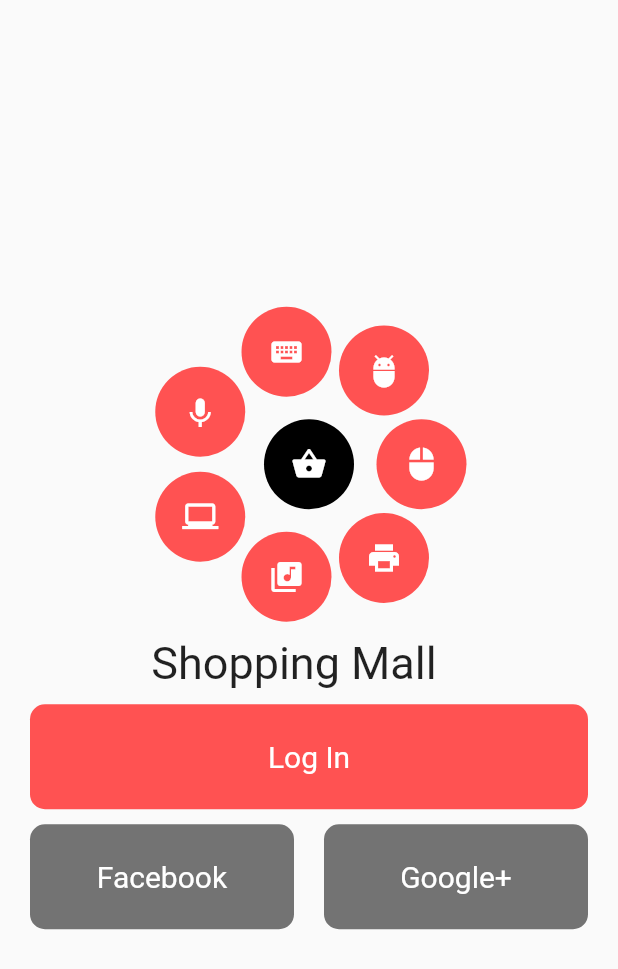
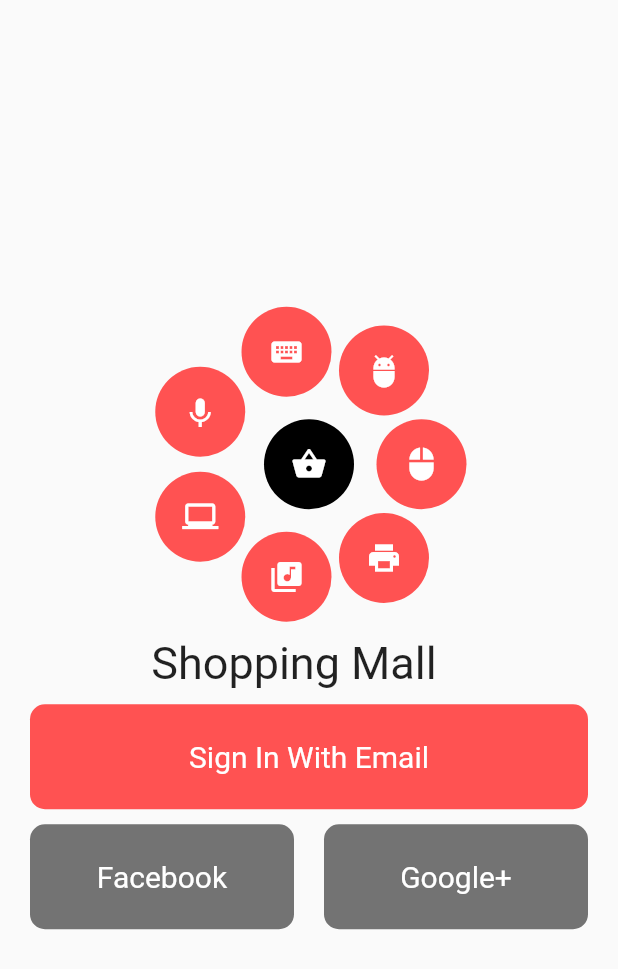
Before and after one commit to 3112Forever/Flutter_UI_Tranning_2, a Flutter app: the screen it shows after launch, on a phone screen of 412 x 824 dp. Shown: the top 969 px of the screen. Run offline on Flutter 3.47's test engine with Material 2 defaults, Android fonts, the phone set to English and light mode, and no system bars.

Commit message:
Sign Up Page

```diff
--- a/lib/main.dart
+++ b/lib/main.dart
@@ -1,4 +1,5 @@
 import 'package:flutter/material.dart';
+import 'login.dart';
 
 void main() => runApp(ScreenView());
 
@@ -8,11 +9,8 @@ class ScreenView extends StatelessWidget {
     return MaterialApp(
       title: 'Screen UI',
       debugShowCheckedModeBanner: false,
-      theme: ThemeData(
-        primaryColor: Colors.redAccent,
-        fontFamily: 'Roboto'
-      ),
-      home:MyHomePage() ,
+      theme: ThemeData(primaryColor: Colors.redAccent, fontFamily: 'Roboto'),
+      home: MyHomePage(),
     );
   }
 }
@@ -28,7 +26,6 @@ class MyHomePage extends StatelessWidget {
             new Stack(
               alignment: Alignment.center,
               children: <Widget>[
-
                 // 1
                 new Container(
                   margin: new EdgeInsets.only(left: 150.0),
@@ -37,12 +34,9 @@ class MyHomePage extends StatelessWidget {
                   decoration: new BoxDecoration(
                     borderRadius: new BorderRadius.circular(50.0),
                     color: Colors.redAccent,
-
                   ),
-                child: new Icon(Icons.mouse,color: Colors.white),
+                  child: new Icon(Icons.mouse, color: Colors.white),
                 ),
-
-
 
                 // Main Home Page
                 new Container(
@@ -51,128 +45,91 @@ class MyHomePage extends StatelessWidget {
                   decoration: new BoxDecoration(
                     borderRadius: new BorderRadius.circular(50.0),
                     color: Colors.black,
-
                   ),
-                child: new Icon(Icons.shopping_basket,color: Colors.white),
+                  child: new Icon(Icons.shopping_basket, color: Colors.white),
                 ),
-
 
                 // up 1
                 new Container(
-                margin: new EdgeInsets.only(left: 100.0,bottom: 125.0),
+                  margin: new EdgeInsets.only(left: 100.0, bottom: 125.0),
                   height: 60.0,
                   width: 60.0,
                   decoration: new BoxDecoration(
                     borderRadius: new BorderRadius.circular(50.0),
                     color: Colors.redAccent,
-
                   ),
-                child: new Icon(Icons.adb,color: Colors.white),
+                  child: new Icon(Icons.adb, color: Colors.white),
                 ),
-
 
                 // down 1
                 new Container(
-                margin: new EdgeInsets.only(left: 100.0,top: 125.0),
+                  margin: new EdgeInsets.only(left: 100.0, top: 125.0),
                   height: 60.0,
                   width: 60.0,
                   decoration: new BoxDecoration(
                     borderRadius: new BorderRadius.circular(50.0),
                     color: Colors.redAccent,
-
                   ),
-                child: new Icon(Icons.print,color: Colors.white),
+                  child: new Icon(Icons.print, color: Colors.white),
                 ),
 
                 // down 2
                 new Container(
-                margin: new EdgeInsets.only(right: 30.0,top: 150.0),
+                  margin: new EdgeInsets.only(right: 30.0, top: 150.0),
                   height: 60.0,
                   width: 60.0,
                   decoration: new BoxDecoration(
                     borderRadius: new BorderRadius.circular(50.0),
                     color: Colors.redAccent,
-
                   ),
-                child: new Icon(Icons.library_music,color: Colors.white),
+                  child: new Icon(Icons.library_music, color: Colors.white),
                 ),
 
                 // up 2
                 new Container(
-                margin: new EdgeInsets.only(right: 30.0,bottom: 150.0),
+                  margin: new EdgeInsets.only(right: 30.0, bottom: 150.0),
                   height: 60.0,
                   width: 60.0,
                   decoration: new BoxDecoration(
                     borderRadius: new BorderRadius.circular(50.0),
                     color: Colors.redAccent,
-
                   ),
-                child: new Icon(Icons.keyboard,color: Colors.white),
+                  child: new Icon(Icons.keyboard, color: Colors.white),
                 ),
 
                 // close 1
                 new Container(
-                margin: new EdgeInsets.only(right: 145.0,top: 70.0),
+                  margin: new EdgeInsets.only(right: 145.0, top: 70.0),
                   height: 60.0,
                   width: 60.0,
                   decoration: new BoxDecoration(
                     borderRadius: new BorderRadius.circular(50.0),
                     color: Colors.redAccent,
-
                   ),
-                child: new Icon(Icons.laptop_windows,color: Colors.white),
+                  child: new Icon(Icons.laptop_windows, color: Colors.white),
                 ),
 
                 // close 2
                 new Container(
-                margin: new EdgeInsets.only(right: 145.0,bottom: 70.0),
+                  margin: new EdgeInsets.only(right: 145.0, bottom: 70.0),
                   height: 60.0,
                   width: 60.0,
                   decoration: new BoxDecoration(
                     borderRadius: new BorderRadius.circular(50.0),
                     color: Colors.redAccent,
-
                   ),
-                child: new Icon(Icons.keyboard_voice,color: Colors.white),
+                  child: new Icon(Icons.keyboard_voice, color: Colors.white),
                 ),
-
-
-
-
-
-
               ],
             ),
-
             new Row(
               mainAxisAlignment: MainAxisAlignment.center,
               children: <Widget>[
                 Padding(
-
-                  padding : const EdgeInsets.only(top: 10.0, right: 20.0),
+                  padding: const EdgeInsets.only(top: 10.0, right: 20.0),
                   child: new Text(
-                  "Shopping Mall",style: new TextStyle(fontSize: 30.0),
-                ),
-                ),
-              ],
-            ),
-
-            new Row(
-              children: <Widget>[
-                Expanded(
-                  child: Padding(
-                    padding: const EdgeInsets.only(left: 20.0, right: 20.0, top: 10.0),
-                    child: new Container(
-                      alignment: Alignment.center,
-                      height: 70.0,
-                      // width: 70.0,
-                      decoration: new BoxDecoration(
-                        color: Colors.redAccent,
-                        borderRadius: BorderRadius.circular(10.0)
-                      ),
-
-                      child: new Text('Log In',style: new TextStyle(fontSize: 20.0,color: Colors.white)),
-                    ),
+                    "Shopping Mall",
+                    style: new TextStyle(fontSize: 30.0),
                   ),
                 ),
               ],
@@ -183,41 +140,77 @@ class MyHomePage extends StatelessWidget {
               children: <Widget>[
                 Expanded(
                   child: Padding(
-                    padding: const EdgeInsets.only(left: 20.0, right: 10.0, top: 10.0),
+                    padding: const EdgeInsets.only(
+                        left: 20.0, right: 20.0, top: 10.0),
+
+                    // Step 2 Include OnTap
+
+                    child: GestureDetector(
+                      onTap: () {
+                        Navigator.push(
+                            context,
+                            MaterialPageRoute(
+                              builder: (context) => LoginPage(),
+                            ));
+                      },
+                      child: new Container(
+                        alignment: Alignment.center,
+                        height: 70.0,
+                        // width: 70.0,
+                        decoration: new BoxDecoration(
+                            color: Colors.redAccent,
+                            borderRadius: BorderRadius.circular(10.0)),
+
+                        child: new Text('Sign In With Email',
+                            style: new TextStyle(
+                                fontSize: 20.0, color: Colors.white)),
+                      ),
+                    ),
+                  ),
+                ),
+              ],
+            ),
+            new Row(
+              children: <Widget>[
+                Expanded(
+                  child: Padding(
+                    padding: const EdgeInsets.only(
+                        left: 20.0, right: 10.0, top: 10.0),
                     child: new Container(
                       alignment: Alignment.center,
                       height: 70.0,
                       // width: 70.0,
                       decoration: new BoxDecoration(
                           color: Colors.black54,
-                          borderRadius: BorderRadius.circular(10.0)
-                      ),
+                          borderRadius: BorderRadius.circular(10.0)),
 
-                      child: new Text('Facebook',style: new TextStyle(fontSize: 20.0,color: Colors.white)),
+                      child: new Text('Facebook',
+                          style: new TextStyle(
+                              fontSize: 20.0, color: Colors.white)),
                     ),
                   ),
                 ),
-
                 Expanded(
                   child: Padding(
-                    padding: const EdgeInsets.only(left: 10.0, right: 20.0, top: 10.0),
+                    padding: const EdgeInsets.only(
+                        left: 10.0, right: 20.0, top: 10.0),
                     child: new Container(
                       alignment: Alignment.center,
                       height: 70.0,
                       // width: 70.0,
                       decoration: new BoxDecoration(
                           color: Colors.black54,
-                          borderRadius: BorderRadius.circular(10.0)
-                      ),
+                          borderRadius: BorderRadius.circular(10.0)),
 
-                      child: new Text('Google+',style: new TextStyle(fontSize: 20.0,color: Colors.white)),
+                      child: new Text('Google+',
+                          style: new TextStyle(
+                              fontSize: 20.0, color: Colors.white)),
                     ),
                   ),
                 )
-
-
               ],
             ),
+
 
           ],
         ),
```
Also changed, not shown: lib/login.dart (added, +120 -0 lines), lib/stack_icon.dart (added, +107 -0 lines). Lines whose indentation alone changed are shown as unchanged.
